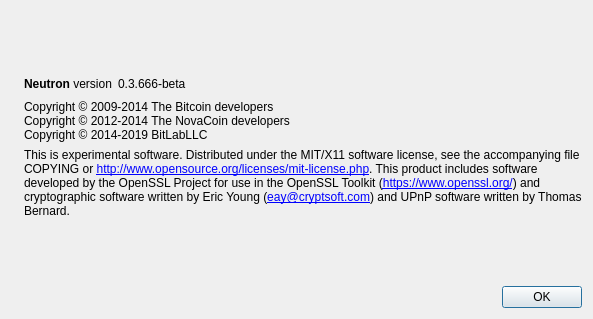
Before: the Qt Designer form src/qt/forms/aboutdialog.ui in neutroncoin/neutron, drawn with Qt 5.
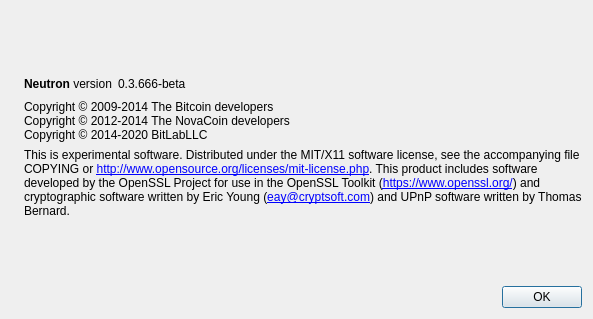
After: the same form once the commit is applied. Icons and pictures are not drawn.

The edit to the form file:
```diff
--- a/src/qt/forms/aboutdialog.ui
+++ b/src/qt/forms/aboutdialog.ui
@@ -93,7 +93,7 @@
        <property name="text">
         <string>Copyright © 2009-2014 The Bitcoin developers
 Copyright © 2012-2014 The NovaCoin developers
-Copyright © 2014-2019 BitLabLLC</string>
+Copyright © 2014-2020 BitLabLLC</string>
        </property>
        <property name="textInteractionFlags">
         <set>Qt::LinksAccessibleByMouse|Qt::TextSelectableByKeyboard|Qt::TextSelectableByMouse</set>
```
